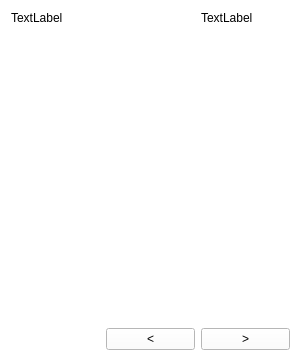
Before: the Qt Designer form mainwindow.ui in andrewd80lvl/andr1, drawn with Qt 5.
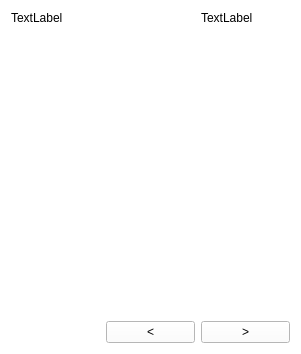
After: the same form once the commit is applied.

Commit message: + suffix in date (today, tomorrow, yesterday); + enlarge subject name & marks

What changed in the file:
```diff
--- a/mainwindow.ui
+++ b/mainwindow.ui
@@ -7,7 +7,7 @@
     <x>0</x>
     <y>0</y>
     <width>301</width>
-    <height>361</height>
+    <height>354</height>
    </rect>
   </property>
   <property name="windowTitle">
@@ -48,7 +48,7 @@
          <x>0</x>
          <y>0</y>
          <width>283</width>
-         <height>295</height>
+         <height>288</height>
         </rect>
        </property>
        <layout class="QGridLayout" name="gridLayout">
```
Left out of the diff: 12 changed lines with no effect on the pictures. The commit also changes 2 other files.
